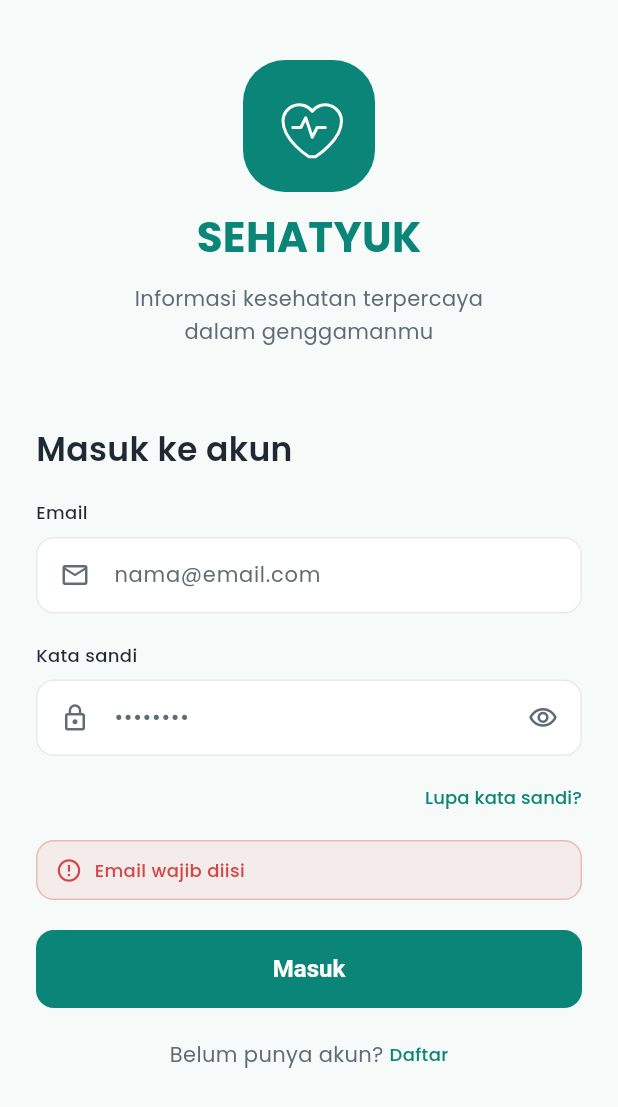
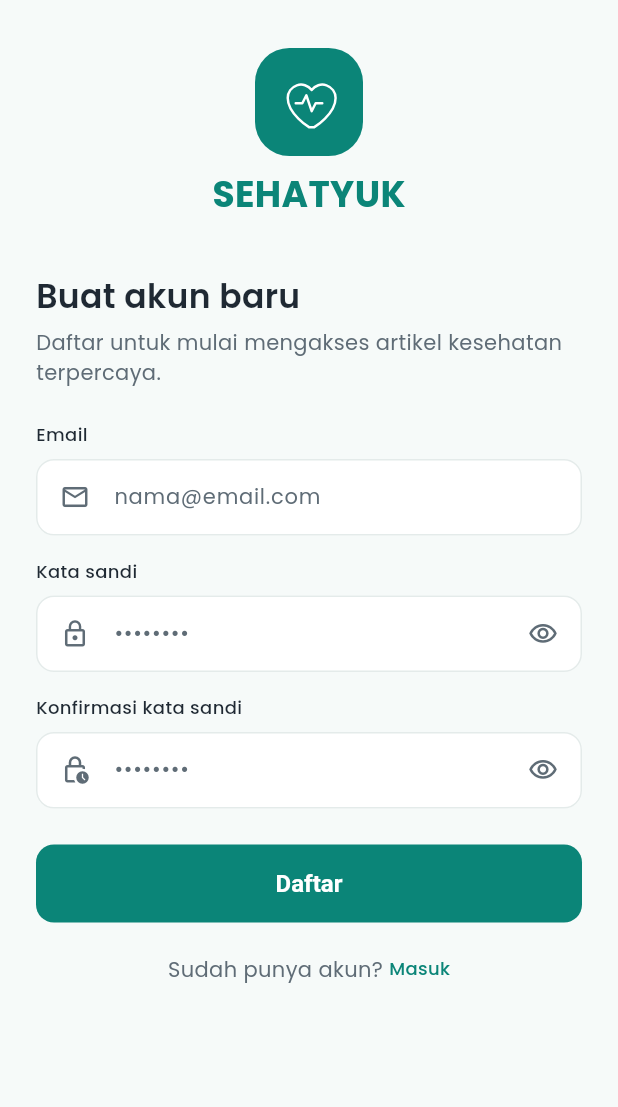
Before and after one commit to farielzky/sehatyuk-app, a Flutter app: the screen it shows after launch, after a tap on "Masuk", after a tap on "Daftar", on a phone screen of 412 x 824 dp. Shown: the top 1107 px of the screen. Run offline on Flutter 3.47's test engine with Material 3 defaults, Android fonts, the phone set to English and light mode, and no system bars; our stand-ins replace cloud_firestore, firebase_auth, firebase_core, flutter_dotenv, flutter_svg, shared_preferences; accounts and stored records are empty.

Commit message:
feat : implementasi firebase dan shared prefs untuk user login, tambah halaman register, perbaikan logika untuk shared prefs, penambahan animasi loading dan error handling di halaman login

```diff
--- a/lib/screens/login_screen.dart
+++ b/lib/screens/login_screen.dart
@@ -1,8 +1,10 @@
+import 'package:firebase_auth/firebase_auth.dart';
 import 'package:flutter/material.dart';
 import 'package:flutter_svg/flutter_svg.dart';
-import 'package:provider/provider.dart';
+import 'package:sehatyuk/screens/register_screen.dart';
+import 'package:sehatyuk/services/auth_service.dart';
+import 'package:shared_preferences/shared_preferences.dart';
 
-import '../providers/auth_provider.dart';
 import '../utils/constants.dart';
 
 class LoginScreen extends StatefulWidget {
@@ -17,6 +19,7 @@ class _LoginScreenState extends State<LoginScreen> {
   final _passwordController = TextEditingController();
   String _error = '';
   bool _obscurePassword = true;
+  bool _isLoading = false;
 
   @override
   void dispose() {
@@ -34,8 +37,7 @@ class _LoginScreenState extends State<LoginScreen> {
     final email = _emailController.text.trim();
     final password = _passwordController.text;
 
-    // Login sederhana (tanpa server): email wajib diisi dan berformat benar,
-    // password minimal 6 karakter
+    // --- Validasi Input ---
     if (email.isEmpty) {
       setState(() => _error = 'Email wajib diisi');
       return;
@@ -51,12 +53,65 @@ class _LoginScreenState extends State<LoginScreen> {
       return;
     }
 
-    // Menghapus pesan error jika input sudah benar
-    setState(() => _error = '');
+    setState(() {
+      _error = '';
+      _isLoading = true;
+    });
 
-    await context.read<AuthProvider>().login(email);
-    if (!mounted) return;
-    Navigator.pushReplacementNamed(context, '/home');
+    try {
+      // 1. Panggil AuthService untuk login via Firebase Authentication
+      final authService = AuthService();
+      await authService.signInWithEmailAndPassword(
+        email: email,
+        password: password,
+      );
+
+      // 2. Simpan status login dan email pengguna di SharedPreferences
+      final prefs = await SharedPreferences.getInstance();
+      await prefs.setBool('isLoggedIn', true);
+      await prefs.setString('userEmail', email);
+
+
+      if (!mounted) return;
+      Navigator.pushReplacementNamed(context, '/home');
+    } on FirebaseAuthException catch (e) {
+      if (mounted) {
+        setState(() {
+          // Penanganan pesan spesifik berdasarkan error code Firebase
+          switch (e.code) {
+            case 'user-not-found':
+            case 'invalid-credential':
+              _error = 'Email tidak terdaftar atau kata sandi salah.';
+              break;
+            case 'wrong-password':
+              _error = 'Kata sandi yang kamu masukkan salah.';
+              break;
+            case 'invalid-email':
+              _error = 'Format email tidak valid.';
+              break;
+            case 'user-disabled':
+              _error = 'Akun ini telah nonaktif. Silakan hubungi dukungan.';
+              break;
+            case 'too-many-requests':
+              _error = 'Terlalu banyak percobaan gagal. Coba lagi nanti.';
+              break;
+            default:
+              _error =
+                  'Gagal masuk. Periksa kembali email dan kata sandi kamu.';
+          }
+        });
+      }
+    } catch (e) {
+      if (mounted) {
+        setState(() {
+          _error = e.toString().replaceAll('Exception: ', '');
+        });
+      }
+    } finally {
+      if (mounted) {
+        setState(() => _isLoading = false);
+      }
+    }
   }
 
   // Border kolom input: radius 12 dengan garis tipis
@@ -290,7 +345,7 @@ class _LoginScreenState extends State<LoginScreen> {
                   SizedBox(
                     height: 52,
                     child: ElevatedButton(
-                      onPressed: _login,
+                      onPressed: _isLoading ? null : _login,
                       style: ElevatedButton.styleFrom(
                         backgroundColor: primaryColor,
                         foregroundColor: textOnPrimaryColor,
@@ -303,7 +358,18 @@ class _LoginScreenState extends State<LoginScreen> {
                           fontWeight: FontWeight.w600,
                         ),
                       ),
-                      child: const Text('Masuk'),
+                      child: _isLoading
+                          ? const SizedBox(
+                              width: 24,
+                              height: 24,
+                              child: CircularProgressIndicator(
+                                strokeWidth: 2.5,
+                                valueColor: AlwaysStoppedAnimation<Color>(
+                                  textOnPrimaryColor,
+                                ),
+                              ),
+                            )
+                          : const Text('Masuk'),
                     ),
                   ),
                   const SizedBox(height: 20),
@@ -323,7 +389,12 @@ class _LoginScreenState extends State<LoginScreen> {
                       const SizedBox(width: 4),
                       GestureDetector(
                         onTap: () {
-                          // TODO: halaman daftar (menunggu kesepakatan tim)
+                          Navigator.push(
+                            context,
+                            MaterialPageRoute(
+                              builder: (context) => const RegisterScreen(),
+                            ),
+                          );
                         },
                         child: const Text(
                           'Daftar',
--- a/lib/screens/profile_screen.dart
+++ b/lib/screens/profile_screen.dart
@@ -2,15 +2,44 @@ import 'package:flutter/material.dart';
 import 'package:provider/provider.dart';
 import '../providers/auth_provider.dart';
 import '../utils/constants.dart';
+import 'package:shared_preferences/shared_preferences.dart';
+import '../services/auth_service.dart';
 
 /// Layar Profil sederhana: info akun, tentang aplikasi, dan keluar.
 class ProfileScreen extends StatelessWidget {
   const ProfileScreen({super.key});
 
   Future<void> _logout(BuildContext context) async {
-    await context.read<AuthProvider>().logout();
-    if (!context.mounted) return;
-    Navigator.pushReplacementNamed(context, '/login');
+    try {
+      // 1. Panggil logout dari Firebase Auth Service
+      final authService = AuthService();
+      await authService.signOut();
+
+      // 2. Hapus status login dan data email dari SharedPreferences
+      final prefs = await SharedPreferences.getInstance();
+      await prefs.setBool('isLoggedIn', false);
+
+      if (!context.mounted) return;
+
+      // 3. Reset state AuthProvider lokal
+      await context.read<AuthProvider>().logout();
+
+      if (!context.mounted) return;
+
+      // 4. Arahkan kembali ke halaman Login dan hapus rute sebelumnya
+      Navigator.pushNamedAndRemoveUntil(context, '/login', (route) => false);
+    } catch (e) {
+      if (context.mounted) {
+        ScaffoldMessenger.of(context).showSnackBar(
+          SnackBar(
+            content: Text(
+              'Gagal keluar: ${e.toString().replaceAll('Exception: ', '')}',
+            ),
+            backgroundColor: errorColor,
+          ),
+        );
+      }
+    }
   }
 
   @override
@@ -73,7 +102,7 @@ class ProfileScreen extends StatelessWidget {
                                 ),
                               ),
                               Text(
-                                email,
+                                email.isEmpty ? 'Email tidak tersedia' : email,
                                 maxLines: 1,
                                 overflow: TextOverflow.ellipsis,
                                 style: const TextStyle(
@@ -115,8 +144,7 @@ class ProfileScreen extends StatelessWidget {
                         context: context,
                         applicationName: 'SEHATYUK',
                         applicationVersion: '1.0',
-                        applicationLegalese:
-                            'Aplikasi informasi kesehatan terpercaya dalam genggamanmu.',
+                        applicationLegalese: 'Aplikasi informasi kesehatan terpercaya dalam genggamanmu.',
                       ),
                     ),
                   ),
--- /dev/null
+++ b/lib/screens/register_screen.dart
@@ -0,0 +1,404 @@
+import 'package:flutter/material.dart';
+import 'package:flutter_svg/flutter_svg.dart';
+import 'package:shared_preferences/shared_preferences.dart';
+
+import '../services/auth_service.dart';
+import '../utils/constants.dart';
+
+class RegisterScreen extends StatefulWidget {
+  const RegisterScreen({super.key});
+
+  @override
+  State<RegisterScreen> createState() => _RegisterScreenState();
+}
+
+class _RegisterScreenState extends State<RegisterScreen> {
+  final _emailController = TextEditingController();
+  final _passwordController = TextEditingController();
+  final _confirmPasswordController = TextEditingController();
+  final _authService = AuthService();
+
+  String _error = '';
+  bool _isLoading = false;
+  bool _obscurePassword = true;
+  bool _obscureConfirmPassword = true;
+
+  @override
+  void dispose() {
+    _emailController.dispose();
+    _passwordController.dispose();
+    _confirmPasswordController.dispose();
+    super.dispose();
+  }
+
+  // Cek format email sederhana: teks, tanda @, teks, titik, lalu teks
+  bool _isValidEmail(String email) {
+    return RegExp(r'^[^@\s]+@[^@\s]+\.[^@\s]+$').hasMatch(email);
+  }
+
+  Future<void> _register() async {
+    final email = _emailController.text.trim();
+    final password = _passwordController.text;
+    final confirmPassword = _confirmPasswordController.text;
+
+    // --- Validasi Input ---
+    if (email.isEmpty) {
+      setState(() => _error = 'Email wajib diisi');
+      return;
+    }
+
+    if (!_isValidEmail(email)) {
+      setState(() => _error = 'Format Email tidak valid');
+      return;
+    }
+
+    if (password.length < 6) {
+      setState(() => _error = 'Kata sandi minimal 6 karakter');
+      return;
+    }
+
+    if (password != confirmPassword) {
+      setState(() => _error = 'Konfirmasi kata sandi tidak cocok');
+      return;
+    }
+
+    setState(() {
+      _error = '';
+      _isLoading = true;
+    });
+
+    try {
+      // 1. Eksekusi registrasi di Firebase & simpan email ke database
+      await _authService.signUpWithEmailAndPassword(
+        email: email,
+        password: password,
+      );
+
+      // 2. Simpan status login di SharedPreferences sesuai spesifikasi SehatYuk
+      final prefs = await SharedPreferences.getInstance();
+      await prefs.setBool('isLoggedIn', true);
+
+      if (!mounted) return;
+
+      // 3. Tampilkan notifikasi sukses dan navigasi ke Home
+      ScaffoldMessenger.of(context).showSnackBar(
+        const SnackBar(
+          content: Text('Pendaftaran berhasil! Selamat datang di SehatYuk.'),
+          backgroundColor: primaryColor,
+        ),
+      );
+
+      Navigator.pushNamedAndRemoveUntil(context, '/home', (route) => false);
+    } catch (e) {
+      if (mounted) {
+        setState(() {
+          _error = e.toString().replaceAll('Exception: ', '');
+        });
+      }
+    } finally {
+      if (mounted) {
+        setState(() => _isLoading = false);
+      }
+    }
+  }
+
+  // Border kolom input: radius 12 dengan garis tipis
+  OutlineInputBorder _border(Color color, double width) {
+    return OutlineInputBorder(
+      borderRadius: BorderRadius.circular(12),
+      borderSide: BorderSide(color: color, width: width),
+    );
+  }
+
+  // Satu kolom input lengkap dengan labelnya (komponen Field di Figma)
+  Widget _buildField({
+    required String label,
+    required String hint,
+    required IconData icon,
+    required TextEditingController controller,
+    bool obscure = false,
+    Widget? suffix,
+    TextInputType? keyboardType,
+    TextInputAction? action,
+    ValueChanged<String>? onSubmitted,
+  }) {
+    return Column(
+      crossAxisAlignment: CrossAxisAlignment.start,
+      children: [
+        Text(
+          label,
+          style: const TextStyle(
+            fontSize: 12,
+            fontWeight: FontWeight.w500,
+            height: 16 / 12,
+            color: textPrimaryColor,
+          ),
+        ),
+        const SizedBox(height: 8),
+        TextField(
+          controller: controller,
+          obscureText: obscure,
+          keyboardType: keyboardType,
+          textInputAction: action,
+          onSubmitted: onSubmitted,
+          style: const TextStyle(fontSize: 14, color: textPrimaryColor),
+          decoration: InputDecoration(
+            hintText: hint,
+            hintStyle: const TextStyle(fontSize: 14, color: textSecondaryColor),
+            filled: true,
+            fillColor: surfaceColor,
+            contentPadding: const EdgeInsets.symmetric(vertical: 15),
+            prefixIcon: Padding(
+              padding: const EdgeInsets.only(left: 16, right: 12),
+              child: Icon(icon, size: 20, color: textSecondaryColor),
+            ),
+            prefixIconConstraints: const BoxConstraints(
+              minWidth: 0,
+              minHeight: 0,
+            ),
+            suffixIcon: suffix,
+            suffixIconConstraints: const BoxConstraints(
+              minWidth: 0,
+              minHeight: 0,
+            ),
+            border: _border(borderColor, 1),
+            enabledBorder: _border(borderColor, 1),
+            focusedBorder: _border(primaryColor, 1.5),
+          ),
+        ),
+      ],
+    );
+  }
+
+  @override
+  Widget build(BuildContext context) {
+    return Scaffold(
+      backgroundColor: appBackgroundColor,
+      body: SafeArea(
+        child: SingleChildScrollView(
+          padding: const EdgeInsets.fromLTRB(24, 32, 24, 16),
+          child: Center(
+            child: ConstrainedBox(
+              constraints: const BoxConstraints(maxWidth: 420),
+              child: Column(
+                crossAxisAlignment: CrossAxisAlignment.stretch,
+                children: [
+                  // --- Hero: logo, nama, tagline ---
+                  Column(
+                    children: [
+                      SvgPicture.asset(
+                        'assets/logo.svg',
+                        width: 72,
+                        height: 72,
+                      ),
+                      const SizedBox(height: 10),
+                      const Text(
+                        'SEHATYUK',
+                        style: TextStyle(
+                          fontSize: 24,
+                          fontWeight: FontWeight.w700,
+                          height: 32 / 24,
+                          color: primaryColor,
+                        ),
+                      ),
+                    ],
+                  ),
+                  const SizedBox(height: 36),
+
+                  // --- Judul form ---
+                  const Text(
+                    'Buat akun baru',
+                    style: TextStyle(
+                      fontSize: 22,
+                      fontWeight: FontWeight.w600,
+                      height: 30 / 22,
+                      color: textPrimaryColor,
+                    ),
+                  ),
+                  const SizedBox(height: 6),
+                  const Text(
+                    'Daftar untuk mulai mengakses artikel kesehatan terpercaya.',
+                    style: TextStyle(
+                      fontSize: 14,
+                      height: 20 / 14,
+                      color: textSecondaryColor,
+                    ),
+                  ),
+                  const SizedBox(height: 24),
+
+                  // --- Email ---
+                  _buildField(
+                    label: 'Email',
+                    hint: 'nama@email.com',
+                    icon: Icons.mail_outline,
+                    controller: _emailController,
+                    keyboardType: TextInputType.emailAddress,
+                    action: TextInputAction.next,
+                  ),
+                  const SizedBox(height: 16),
+
+                  // --- Kata Sandi ---
+                  _buildField(
+                    label: 'Kata sandi',
+                    hint: '••••••••',
+                    icon: Icons.lock_outline,
+                    controller: _passwordController,
+                    obscure: _obscurePassword,
+                    action: TextInputAction.next,
+                    suffix: GestureDetector(
+                      onTap: () {
+                        setState(() => _obscurePassword = !_obscurePassword);
+                      },
+                      child: Padding(
+                        padding: const EdgeInsets.only(left: 12, right: 16),
+                        child: Icon(
+                          _obscurePassword
+                              ? Icons.visibility_outlined
+                              : Icons.visibility_off_outlined,
+                          size: 20,
+                          color: textSecondaryColor,
+                        ),
+                      ),
+                    ),
+                  ),
+                  const SizedBox(height: 16),
+
+                  // --- Konfirmasi Kata Sandi ---
+                  _buildField(
+                    label: 'Konfirmasi kata sandi',
+                    hint: '••••••••',
+                    icon: Icons.lock_clock_outlined,
+                    controller: _confirmPasswordController,
+                    obscure: _obscureConfirmPassword,
+                    action: TextInputAction.done,
+                    onSubmitted: (_) => _register(),
+                    suffix: GestureDetector(
+                      onTap: () {
+                        setState(
+                          () => _obscureConfirmPassword =
+                              !_obscureConfirmPassword,
+                        );
+                      },
+                      child: Padding(
+                        padding: const EdgeInsets.only(left: 12, right: 16),
+                        child: Icon(
+                          _obscureConfirmPassword
+                              ? Icons.visibility_outlined
+                              : Icons.visibility_off_outlined,
+                          size: 20,
+                          color: textSecondaryColor,
+                        ),
+                      ),
+                    ),
+                  ),
+
+                  // --- Pesan error (hanya tampil jika ada) ---
+                  if (_error.isNotEmpty) ...[
+                    const SizedBox(height: 16),
+                    Container(
+                      padding: const EdgeInsets.symmetric(
+                        horizontal: 12,
+                        vertical: 10,
+                      ),
+                      decoration: BoxDecoration(
+                        color: errorColor.withValues(alpha: 0.08),
+                        borderRadius: BorderRadius.circular(12),
+                        border: Border.all(
+                          color: errorColor.withValues(alpha: 0.3),
+                        ),
+                      ),
+                      child: Row(
+                        children: [
+                          const Icon(
+                            Icons.error_outline,
+                            size: 18,
+                            color: errorColor,
+                          ),
+                          const SizedBox(width: 8),
+                          Expanded(
+                            child: Text(
+                              _error,
+                              style: const TextStyle(
+                                fontSize: 12,
+                                fontWeight: FontWeight.w500,
+                                color: errorColor,
+                              ),
+                            ),
+                          ),
+                        ],
+                      ),
+                    ),
+                  ],
+                  const SizedBox(height: 24),
+
+                  // --- Tombol Daftar ---
+                  SizedBox(
+                    height: 52,
+                    child: ElevatedButton(
+                      onPressed: _isLoading ? null : _register,
+                      style: ElevatedButton.styleFrom(
+                        backgroundColor: primaryColor,
+                        foregroundColor: textOnPrimaryColor,
+                        elevation: 0,
+                        shape: RoundedRectangleBorder(
+                          borderRadius: BorderRadius.circular(12),
+                        ),
+                        textStyle: const TextStyle(
+                          fontSize: 16,
+                          fontWeight: FontWeight.w600,
+                        ),
+                      ),
+                      child: _isLoading
+                          ? const SizedBox(
+                              width: 24,
+                              height: 24,
+                              child: CircularProgressIndicator(
+                                strokeWidth: 2.5,
+                                valueColor: AlwaysStoppedAnimation<Color>(
+                                  textOnPrimaryColor,
+                                ),
+                              ),
+                            )
+                          : const Text('Daftar'),
+                    ),
+                  ),
+                  const SizedBox(height: 20),
+
+                  // --- Sudah punya akun? Masuk ---
+                  Row(
+                    mainAxisAlignment: MainAxisAlignment.center,
+                    children: [
+                      const Text(
+                        'Sudah punya akun?',
+                        style: TextStyle(
+                          fontSize: 14,
+                          height: 22 / 14,
+                          color: textSecondaryColor,
+                        ),
+                      ),
+                      const SizedBox(width: 4),
+                      GestureDetector(
+                        onTap: () {
+                          Navigator.pop(context);
+                        },
+                        child: const Text(
+                          'Masuk',
+                          style: TextStyle(
+                            fontSize: 12,
+                            fontWeight: FontWeight.w500,
+                            height: 16 / 12,
+                            color: primaryColor,
+                          ),
+                        ),
+                      ),
+                    ],
+                  ),
+                ],
+              ),
+            ),
+          ),
+        ),
+      ),
+    );
+  }
+}
--- a/lib/screens/splash_screen.dart
+++ b/lib/screens/splash_screen.dart
@@ -4,6 +4,8 @@ import 'package:provider/provider.dart';
 
 import '../providers/auth_provider.dart';
 import '../utils/constants.dart';
+
+import 'package:shared_preferences/shared_preferences.dart';
 
 class SplashScreen extends StatefulWidget {
   const SplashScreen({super.key});
@@ -43,12 +45,28 @@ class _SplashScreenState extends State<SplashScreen>
       if (mounted) _pulseController.forward();
     });
 
-    // Setelah 3 detik: ke Home jika sudah login, ke Login jika belum
-    Future.delayed(const Duration(seconds: 3), () {
-      if (!mounted) return;
-      final isLoggedIn = context.read<AuthProvider>().isLoggedIn;
-      Navigator.pushReplacementNamed(context, isLoggedIn ? '/home' : '/login');
-    });
+    // Panggil fungsi penentuan navigasi berdasarkan SharedPreferences
+    _checkLoginStatusAndNavigate();
+  }
+
+  // Mengecek status login dari SharedPreferences dan berpindah layar setelah delay
+  Future<void> _checkLoginStatusAndNavigate() async {
+    // Ambil SharedPreferences dan baca status login (default false jika null)
+    final prefs = await SharedPreferences.getInstance();
+    final isLoggedIn = prefs.getBool('isLoggedIn') ?? false;
+
+    // Tunggu total waktu animasi/splash (3 detik)
+    await Future.delayed(const Duration(seconds: 3));
+
+    if (!mounted) return;
+
+    // Sinkronkan ke AuthProvider jika diperlukan sebelum navigasi
+    if (isLoggedIn) {
+      final email = prefs.getString('userEmail') ?? '';
+      context.read<AuthProvider>().login(email);
+    }
+
+    Navigator.pushReplacementNamed(context, isLoggedIn ? '/home' : '/login');
   }
 
   @override
```
